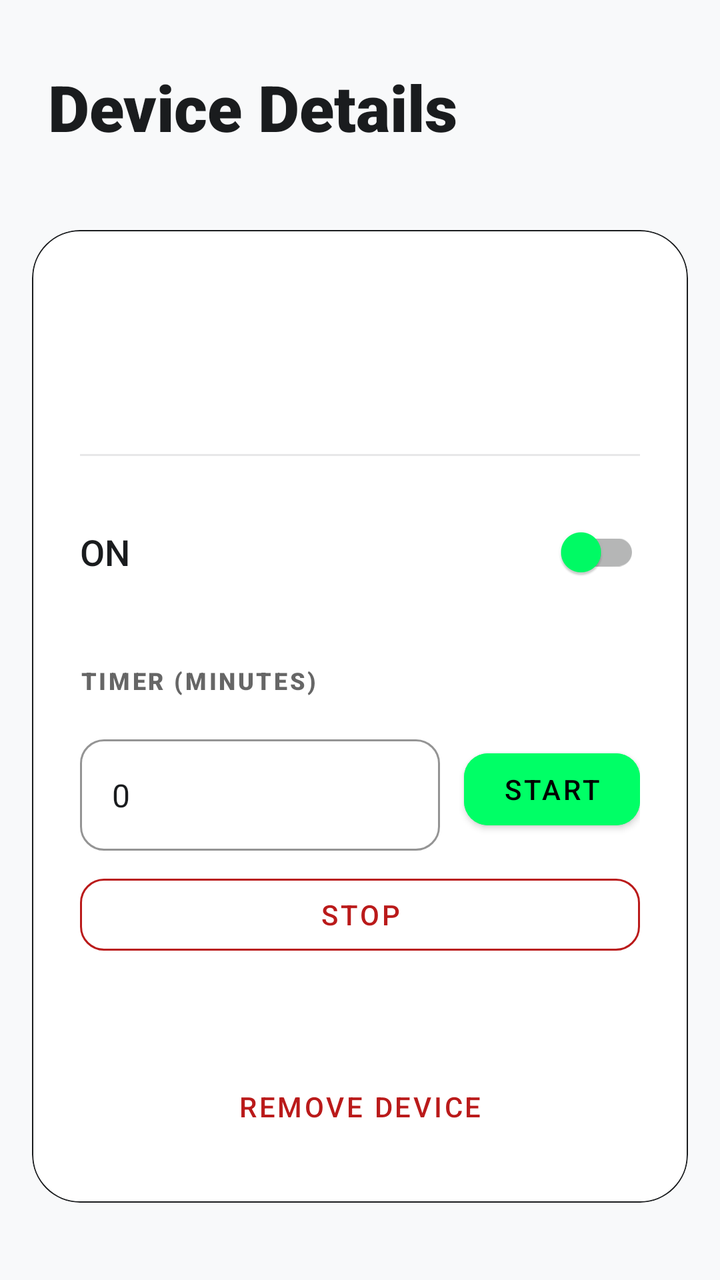
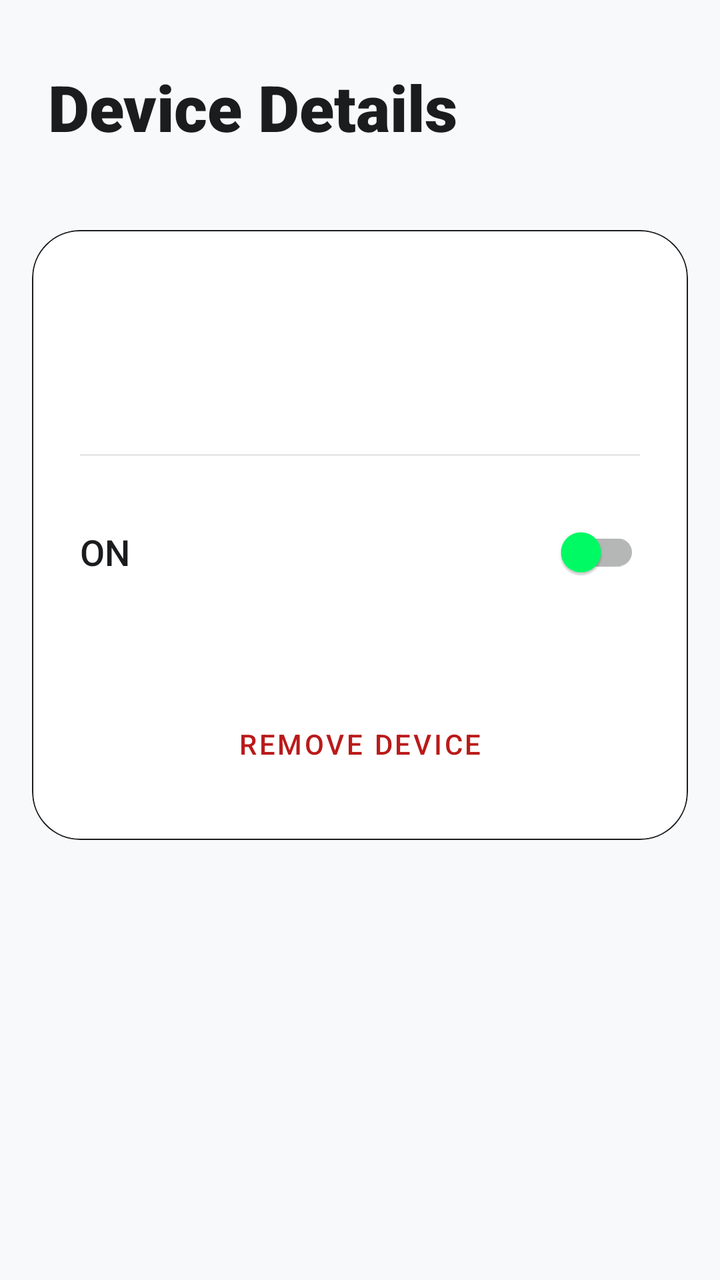

Screens rendered from an Android XML layout before and after an edit, with the pre-edit source and the edit as a unified diff.
<!-- AndroidManifest.xml: application theme Theme.MyCourseWork -->
<!-- res/layout/fragment_device_details.xml -->
<?xml version="1.0" encoding="utf-8"?>
<androidx.constraintlayout.widget.ConstraintLayout xmlns:android="http://schemas.android.com/apk/res/android"
    xmlns:app="http://schemas.android.com/apk/res-auto"
    android:layout_width="match_parent"
    android:layout_height="match_parent"
    android:background="?android:attr/windowBackground">

    <TextView
        android:id="@+id/text_header"
        android:layout_width="wrap_content"
        android:layout_height="wrap_content"
        android:layout_marginStart="24dp"
        android:layout_marginTop="32dp"
        android:fontFamily="sans-serif-black"
        android:text="@string/title_device_details"
        android:textColor="?attr/colorOnSurface"
        android:textSize="32sp"
        app:layout_constraintStart_toStartOf="parent"
        app:layout_constraintTop_toTopOf="parent" />

    <androidx.core.widget.NestedScrollView
        android:layout_width="match_parent"
        android:layout_height="0dp"
        android:layout_marginTop="24dp"
        android:fillViewport="true"
        app:layout_constraintBottom_toBottomOf="parent"
        app:layout_constraintTop_toBottomOf="@id/text_header">

        <LinearLayout
            android:layout_width="match_parent"
            android:layout_height="wrap_content"
            android:orientation="vertical"
            android:padding="16dp">

            <com.google.android.material.card.MaterialCardView
                android:layout_width="match_parent"
                android:layout_height="wrap_content"
                app:cardBackgroundColor="?attr/colorSurface"
                app:cardCornerRadius="24dp"
                app:cardElevation="0dp"
                app:strokeColor="?attr/colorOnSurface"
                app:strokeWidth="0.5dp">

                <androidx.constraintlayout.widget.ConstraintLayout
                    android:layout_width="match_parent"
                    android:layout_height="wrap_content"
                    android:padding="24dp">

                    <ImageView
                        android:id="@+id/image_detail_device"
                        android:layout_width="64dp"
                        android:layout_height="64dp"
                        android:scaleType="centerInside"
                        app:layout_constraintEnd_toEndOf="parent"
                        app:layout_constraintTop_toTopOf="parent" />

                    <TextView
                        android:id="@+id/text_detail_name"
                        android:layout_width="0dp"
                        android:layout_height="wrap_content"
                        android:layout_marginEnd="16dp"
                        android:fontFamily="sans-serif-black"
                        android:textColor="?attr/colorOnSurface"
                        android:textSize="28sp"
                        app:layout_constraintEnd_toStartOf="@id/image_detail_device"
                        app:layout_constraintStart_toStartOf="parent"
                        app:layout_constraintTop_toTopOf="parent" />

                    <TextView
                        android:id="@+id/text_detail_room"
                        android:layout_width="0dp"
                        android:layout_height="wrap_content"
                        android:layout_marginTop="4dp"
                        android:fontFamily="sans-serif-medium"
                        android:textColor="?android:attr/textColorSecondary"
                        android:textSize="18sp"
                        app:layout_constraintEnd_toEndOf="@id/text_detail_name"
                        app:layout_constraintStart_toStartOf="parent"
                        app:layout_constraintTop_toBottomOf="@id/text_detail_name" />

                    <View
                        android:id="@+id/divider"
                        android:layout_width="match_parent"
                        android:layout_height="1dp"
                        android:layout_marginTop="24dp"
                        android:background="?attr/colorOnSurface"
                        android:alpha="0.1"
                        app:layout_constraintTop_toBottomOf="@id/image_detail_device" />

                    <com.google.android.material.switchmaterial.SwitchMaterial
                        android:id="@+id/switch_detail_enabled"
                        android:layout_width="match_parent"
                        android:layout_height="wrap_content"
                        android:layout_marginTop="24dp"
                        android:fontFamily="sans-serif-medium"
                        android:text="@string/label_on"
                        android:textColor="?attr/colorOnSurface"
                        android:textSize="18sp"
                        app:layout_constraintTop_toBottomOf="@id/divider"
                        app:thumbTint="@color/accent_neon" />

                    
                    <LinearLayout
                        android:id="@+id/layout_ac_controls"
                        android:layout_width="match_parent"
                        android:layout_height="wrap_content"
                        android:layout_marginTop="32dp"
                        android:orientation="vertical"
                        android:visibility="gone"
                        app:layout_constraintTop_toBottomOf="@id/switch_detail_enabled">

                        <TextView
                            android:layout_width="wrap_content"
                            android:layout_height="wrap_content"
                            android:text="@string/label_ac_settings"
                            android:textAllCaps="true"
                            android:textColor="?android:attr/textColorSecondary"
                            android:textSize="12sp"
                            android:letterSpacing="0.1"
                            android:fontFamily="sans-serif-black" />

                        <LinearLayout
                            android:layout_width="match_parent"
                            android:layout_height="wrap_content"
                            android:layout_marginTop="16dp"
                            android:gravity="center_vertical"
                            android:orientation="horizontal">

                            <TextView
                                android:id="@+id/text_temp_value"
                                android:layout_width="60dp"
                                android:layout_height="wrap_content"
                                android:fontFamily="sans-serif-black"
                                android:text="22°C"
                                android:textColor="@color/accent_neon"
                                android:textSize="24sp" />

                            <SeekBar
                                android:id="@+id/seekbar_temp"
                                android:layout_width="0dp"
                                android:layout_height="wrap_content"
                                android:layout_weight="1"
                                android:max="30"
                                android:min="16"
                                android:progress="22"
                                android:progressTint="@color/accent_neon"
                                android:thumbTint="@color/accent_neon" />
                        </LinearLayout>
                    </LinearLayout>

                    
                    <LinearLayout
                        android:id="@+id/layout_timer_controls"
                        android:layout_width="match_parent"
                        android:layout_height="wrap_content"
                        android:layout_marginTop="32dp"
                        android:orientation="vertical"
                        app:layout_constraintTop_toBottomOf="@id/layout_ac_controls">

                        <TextView
                            android:layout_width="wrap_content"
                            android:layout_height="wrap_content"
                            android:text="@string/label_light_timer"
                            android:textAllCaps="true"
                            android:textColor="?android:attr/textColorSecondary"
                            android:textSize="12sp"
                            android:letterSpacing="0.1"
                            android:fontFamily="sans-serif-black" />

                        <LinearLayout
                            android:layout_width="match_parent"
                            android:layout_height="wrap_content"
                            android:layout_marginTop="16dp"
                            android:gravity="center_vertical"
                            android:orientation="horizontal">

                            <com.google.android.material.textfield.TextInputLayout
                                style="@style/Widget.MaterialComponents.TextInputLayout.OutlinedBox"
                                android:layout_width="0dp"
                                android:layout_height="wrap_content"
                                android:layout_weight="1"
                                app:boxStrokeColor="@color/accent_neon"
                                app:hintTextColor="@color/accent_neon"
                                app:boxCornerRadiusBottomEnd="12dp"
                                app:boxCornerRadiusBottomStart="12dp"
                                app:boxCornerRadiusTopEnd="12dp"
                                app:boxCornerRadiusTopStart="12dp">

                                <com.google.android.material.textfield.TextInputEditText
                                    android:id="@+id/edit_timer_value"
                                    android:layout_width="match_parent"
                                    android:layout_height="wrap_content"
                                    android:inputType="number"
                                    android:textColor="?attr/colorOnSurface"
                                    android:text="0" />
                            </com.google.android.material.textfield.TextInputLayout>

                            <com.google.android.material.button.MaterialButton
                                android:id="@+id/button_start_timer"
                                android:layout_width="wrap_content"
                                android:layout_height="wrap_content"
                                android:layout_marginStart="12dp"
                                android:text="@string/button_start"
                                android:textColor="@android:color/black"
                                android:backgroundTint="@color/accent_neon"
                                app:cornerRadius="12dp" />

                        </LinearLayout>

                        <com.google.android.material.button.MaterialButton
                            android:id="@+id/button_stop_timer"
                            style="@style/Widget.MaterialComponents.Button.OutlinedButton"
                            android:layout_width="match_parent"
                            android:layout_height="wrap_content"
                            android:layout_marginTop="8dp"
                            android:text="@string/button_stop"
                            android:textColor="@color/error"
                            app:cornerRadius="12dp"
                            app:strokeColor="@color/error" />
                    </LinearLayout>

                    <com.google.android.material.button.MaterialButton
                        android:id="@+id/button_delete_device"
                        style="@style/Widget.MaterialComponents.Button.TextButton"
                        android:layout_width="match_parent"
                        android:layout_height="wrap_content"
                        android:layout_marginTop="48dp"
                        android:text="@string/button_delete"
                        android:textColor="@color/error"
                        app:layout_constraintTop_toBottomOf="@id/layout_timer_controls" />

                </androidx.constraintlayout.widget.ConstraintLayout>
            </com.google.android.material.card.MaterialCardView>
        </LinearLayout>
    </androidx.core.widget.NestedScrollView>

</androidx.constraintlayout.widget.ConstraintLayout>
<!-- resources referenced by this layout -->
<resources>
  <color name="accent_neon">#00FF66</color>
  <color name="error">#BA1A1A</color>
  <string name="button_delete">Remove Device</string>
  <string name="button_start">Start</string>
  <string name="button_stop">Stop</string>
  <string name="label_ac_settings">Air Conditioner Settings</string>
  <string name="label_light_timer">Timer (minutes)</string>
  <string name="label_on">ON</string>
  <string name="title_device_details">Device Details</string>
  <style name="Theme.MyCourseWork" parent="Theme.MaterialComponents.DayNight.NoActionBar">
          
          <item name="colorPrimary">@color/accent_neon</item>
          <item name="colorPrimaryVariant">@color/gradient_end</item>
          <item name="colorOnPrimary">@color/black</item>
  
          
          <item name="android:statusBarColor">@android:color/transparent</item>
          <item name="android:windowLightStatusBar">true</item>
  
          
          <item name="android:windowBackground">@color/window_bg</item>
          <item name="colorSurface">@color/card_bg</item>
          <item name="colorOnSurface">@color/text_main</item>
          <item name="colorOnSurfaceVariant">@color/text_soft</item>
          <item name="colorOutline">@color/stroke_color</item>
  
          <item name="android:textColorPrimary">@color/text_main</item>
          <item name="bottomNavigationStyle">@style/Widget.App.BottomNavigationView</item>
      </style>
  <color name="gradient_end">#00CC52</color>
  <color name="black">#000000</color>
  <color name="window_bg">#F8F9FA</color>
  <color name="card_bg">#FFFFFF</color>
  <color name="text_main">#1A1C1E</color>
  <color name="text_soft">#44474E</color>
  <color name="stroke_color">#E0E0E0</color>
  <style name="Widget.App.BottomNavigationView" parent="Widget.MaterialComponents.BottomNavigationView">
          <item name="backgroundTint">@color/card_bg</item>
          <item name="itemIconTint">@color/color_nav_item</item>
          <item name="itemTextColor">@color/color_nav_item</item>
          <item name="elevation">8dp</item>
      </style>
</resources>

<!-- the commit's change to res/layout/fragment_device_details.xml (unified diff, before → after) -->
@@ -148,77 +148,6 @@
                         </LinearLayout>
                     </LinearLayout>
 
-                    
-                    <LinearLayout
-                        android:id="@+id/layout_timer_controls"
-                        android:layout_width="match_parent"
-                        android:layout_height="wrap_content"
-                        android:layout_marginTop="32dp"
-                        android:orientation="vertical"
-                        app:layout_constraintTop_toBottomOf="@id/layout_ac_controls">
-
-                        <TextView
-                            android:layout_width="wrap_content"
-                            android:layout_height="wrap_content"
-                            android:text="@string/label_light_timer"
-                            android:textAllCaps="true"
-                            android:textColor="?android:attr/textColorSecondary"
-                            android:textSize="12sp"
-                            android:letterSpacing="0.1"
-                            android:fontFamily="sans-serif-black" />
-
-                        <LinearLayout
-                            android:layout_width="match_parent"
-                            android:layout_height="wrap_content"
-                            android:layout_marginTop="16dp"
-                            android:gravity="center_vertical"
-                            android:orientation="horizontal">
-
-                            <com.google.android.material.textfield.TextInputLayout
-                                style="@style/Widget.MaterialComponents.TextInputLayout.OutlinedBox"
-                                android:layout_width="0dp"
-                                android:layout_height="wrap_content"
-                                android:layout_weight="1"
-                                app:boxStrokeColor="@color/accent_neon"
-                                app:hintTextColor="@color/accent_neon"
-                                app:boxCornerRadiusBottomEnd="12dp"
-                                app:boxCornerRadiusBottomStart="12dp"
-                                app:boxCornerRadiusTopEnd="12dp"
-                                app:boxCornerRadiusTopStart="12dp">
-
-                                <com.google.android.material.textfield.TextInputEditText
-                                    android:id="@+id/edit_timer_value"
-                                    android:layout_width="match_parent"
-                                    android:layout_height="wrap_content"
-                                    android:inputType="number"
-                                    android:textColor="?attr/colorOnSurface"
-                                    android:text="0" />
-                            </com.google.android.material.textfield.TextInputLayout>
-
-                            <com.google.android.material.button.MaterialButton
-                                android:id="@+id/button_start_timer"
-                                android:layout_width="wrap_content"
-                                android:layout_height="wrap_content"
-                                android:layout_marginStart="12dp"
-                                android:text="@string/button_start"
-                                android:textColor="@android:color/black"
-                                android:backgroundTint="@color/accent_neon"
-                                app:cornerRadius="12dp" />
-
-                        </LinearLayout>
-
-                        <com.google.android.material.button.MaterialButton
-                            android:id="@+id/button_stop_timer"
-                            style="@style/Widget.MaterialComponents.Button.OutlinedButton"
-                            android:layout_width="match_parent"
-                            android:layout_height="wrap_content"
-                            android:layout_marginTop="8dp"
-                            android:text="@string/button_stop"
-                            android:textColor="@color/error"
-                            app:cornerRadius="12dp"
-                            app:strokeColor="@color/error" />
-                    </LinearLayout>
-
                     <com.google.android.material.button.MaterialButton
                         android:id="@+id/button_delete_device"
                         style="@style/Widget.MaterialComponents.Button.TextButton"
@@ -227,7 +156,7 @@
                         android:layout_marginTop="48dp"
                         android:text="@string/button_delete"
                         android:textColor="@color/error"
-                        app:layout_constraintTop_toBottomOf="@id/layout_timer_controls" />
+                        app:layout_constraintTop_toBottomOf="@id/layout_ac_controls" />
 
                 </androidx.constraintlayout.widget.ConstraintLayout>
             </com.google.android.material.card.MaterialCardView>
<!-- resource entries referenced after the edit -->
@@ -3,10 +3,7 @@
   <color name="accent_neon">#00FF66</color>
   <color name="error">#BA1A1A</color>
   <string name="button_delete">Remove Device</string>
-  <string name="button_start">Start</string>
-  <string name="button_stop">Stop</string>
   <string name="label_ac_settings">Air Conditioner Settings</string>
-  <string name="label_light_timer">Timer (minutes)</string>
   <string name="label_on">ON</string>
   <string name="title_device_details">Device Details</string>
   <style name="Theme.MyCourseWork" parent="Theme.MaterialComponents.DayNight.NoActionBar">
